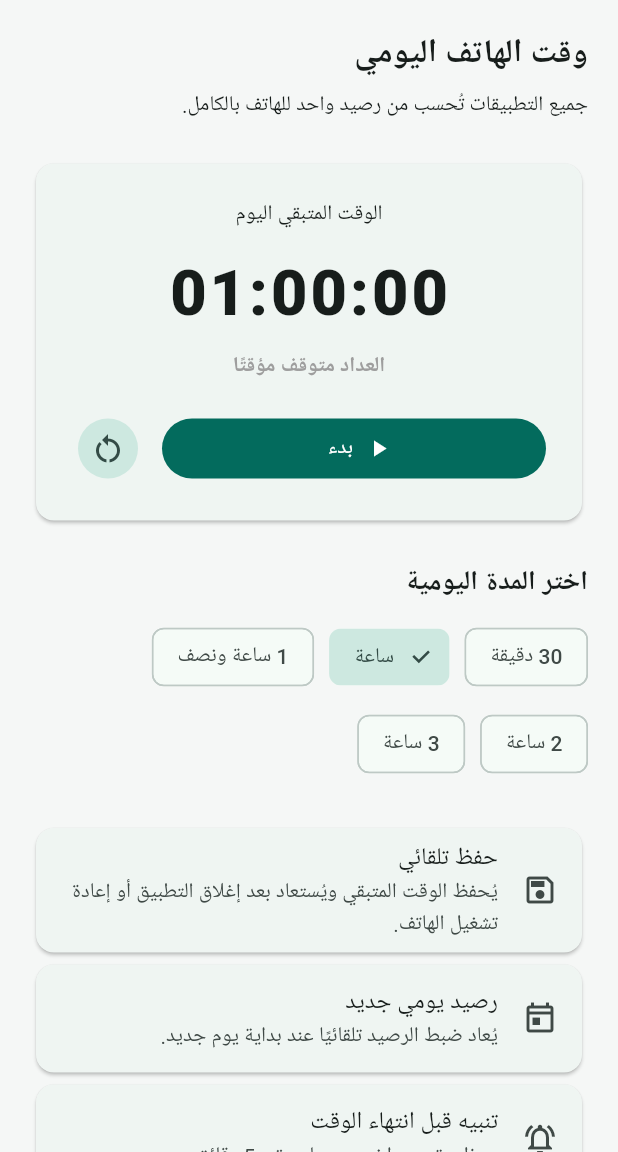
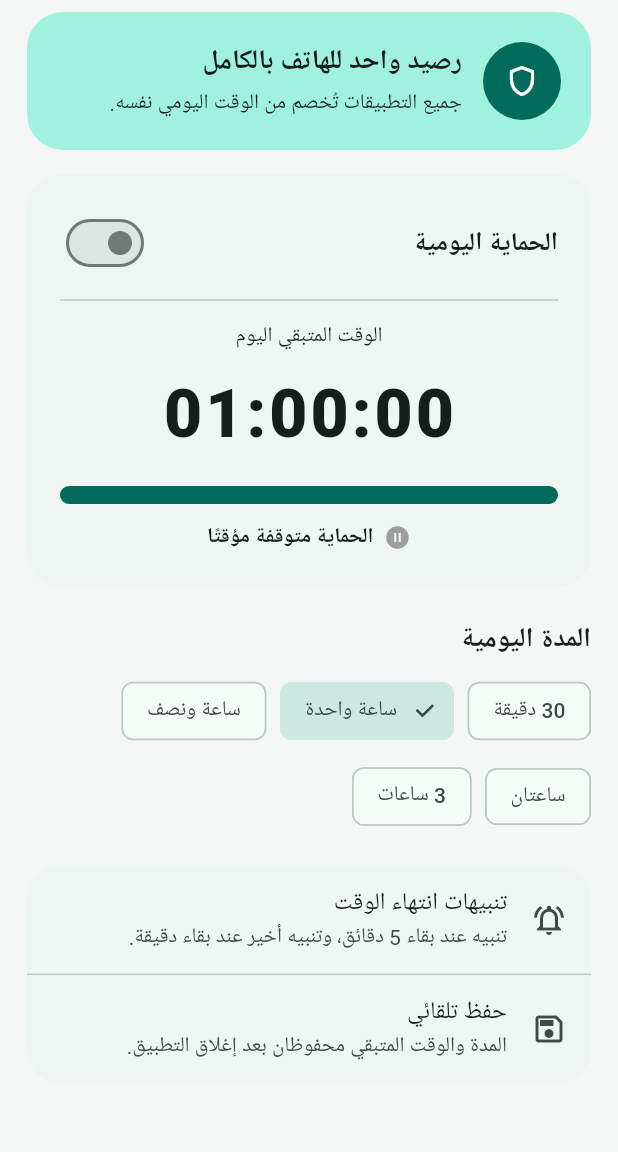
Before and after one commit to aljwaal1/Kidsmonnter, a Flutter app: the screen it shows after launch, on a phone screen of 412 x 824 dp, the part 84-1236 px from its top. Run offline on Flutter 3.47's test engine with Material 3 defaults, Android fonts, the phone set to English and light mode, and no system bars; our stand-ins replace shared_preferences.

Commit message:
Polish automatic daily timer experience

```diff
--- a/lib/main.dart
+++ b/lib/main.dart
@@ -18,8 +18,15 @@ class KidsMonnterApp extends StatelessWidget {
       title: 'حارس وقت الأطفال',
       theme: ThemeData(
         useMaterial3: true,
-        colorSchemeSeed: const Color(0xFF4F7C72),
-        scaffoldBackgroundColor: const Color(0xFFF5F7F6),
+        colorSchemeSeed: const Color(0xFF436B62),
+        scaffoldBackgroundColor: const Color(0xFFF4F7F5),
+        cardTheme: const CardThemeData(
+          elevation: 0,
+          margin: EdgeInsets.zero,
+          shape: RoundedRectangleBorder(
+            borderRadius: BorderRadius.all(Radius.circular(22)),
+          ),
+        ),
       ),
       home: const Directionality(
         textDirection: TextDirection.rtl,
@@ -40,31 +47,34 @@ class _DailyTimeScreenState extends State<DailyTimeScreen>
     with WidgetsBindingObserver {
   static const _selectedMinutesKey = 'selected_minutes';
   static const _remainingSecondsKey = 'remaining_seconds';
-  static const _isRunningKey = 'is_running';
+  static const _protectionEnabledKey = 'protection_enabled';
   static const _savedDateKey = 'saved_date';
   static const _lastUpdateKey = 'last_update';
-  static const _warningShownKey = 'five_minute_warning_shown';
+  static const _fiveMinuteWarningKey = 'five_minute_warning';
+  static const _oneMinuteWarningKey = 'one_minute_warning';
 
   int _selectedMinutes = 60;
   int _remainingSeconds = 3600;
+  bool _protectionEnabled = false;
+  bool _fiveMinuteWarningShown = false;
+  bool _oneMinuteWarningShown = false;
+  bool _loading = true;
+  bool _finishDialogVisible = false;
   Timer? _timer;
-  bool _isRunning = false;
-  bool _fiveMinuteWarningShown = false;
-  bool _isLoading = true;
-  int _secondsSinceLastSave = 0;
+  int _secondsSinceSave = 0;
 
   @override
   void initState() {
     super.initState();
     WidgetsBinding.instance.addObserver(this);
-    _restoreState();
+    _restore();
   }
 
   @override
   void dispose() {
     WidgetsBinding.instance.removeObserver(this);
     _timer?.cancel();
-    _saveState();
+    _save();
     super.dispose();
   }
 
@@ -73,61 +83,58 @@ class _DailyTimeScreenState extends State<DailyTimeScreen>
     if (state == AppLifecycleState.paused ||
         state == AppLifecycleState.inactive ||
         state == AppLifecycleState.detached) {
-      _saveState();
+      _save();
     } else if (state == AppLifecycleState.resumed) {
-      _refreshAfterReturn();
+      _restoreElapsedTime();
     }
   }
 
-  String _dateKey(DateTime value) =>
-      '${value.year.toString().padLeft(4, '0')}-'
-      '${value.month.toString().padLeft(2, '0')}-'
-      '${value.day.toString().padLeft(2, '0')}';
+  String _dateKey(DateTime date) =>
+      '${date.year.toString().padLeft(4, '0')}-'
+      '${date.month.toString().padLeft(2, '0')}-'
+      '${date.day.toString().padLeft(2, '0')}';
 
-  Future<void> _restoreState() async {
+  Future<void> _restore() async {
     final prefs = await SharedPreferences.getInstance();
     final now = DateTime.now();
-    final today = _dateKey(now);
     final selected = prefs.getInt(_selectedMinutesKey) ?? 60;
     var remaining = prefs.getInt(_remainingSecondsKey) ?? selected * 60;
-    var running = prefs.getBool(_isRunningKey) ?? false;
-    var warned = prefs.getBool(_warningShownKey) ?? false;
+    var enabled = prefs.getBool(_protectionEnabledKey) ?? false;
+    var fiveShown = prefs.getBool(_fiveMinuteWarningKey) ?? false;
+    var oneShown = prefs.getBool(_oneMinuteWarningKey) ?? false;
 
-    if (prefs.getString(_savedDateKey) != today) {
+    if (prefs.getString(_savedDateKey) != _dateKey(now)) {
       remaining = selected * 60;
-      running = false;
-      warned = false;
-    } else if (running) {
-      final savedMillis = prefs.getInt(_lastUpdateKey);
-      if (savedMillis != null) {
+      fiveShown = false;
+      oneShown = false;
+    } else if (enabled && remaining > 0) {
+      final lastMillis = prefs.getInt(_lastUpdateKey);
+      if (lastMillis != null) {
         final elapsed = now
-            .difference(DateTime.fromMillisecondsSinceEpoch(savedMillis))
+            .difference(DateTime.fromMillisecondsSinceEpoch(lastMillis))
             .inSeconds;
         remaining = (remaining - elapsed).clamp(0, selected * 60).toInt();
       }
     }
 
+    if (remaining == 0) enabled = true;
     if (!mounted) return;
     setState(() {
       _selectedMinutes = selected;
       _remainingSeconds = remaining;
-      _isRunning = running && remaining > 0;
-      _fiveMinuteWarningShown = warned || remaining <= 300;
-      _isLoading = false;
+      _protectionEnabled = enabled;
+      _fiveMinuteWarningShown = fiveShown || remaining <= 300;
+      _oneMinuteWarningShown = oneShown || remaining <= 60;
+      _loading = false;
     });
 
-    if (_isRunning) _startTicker();
-    await _saveState();
-
-    if (_remainingSeconds == 0) {
-      WidgetsBinding.instance.addPostFrameCallback((_) {
-        _showTimeFinishedDialog();
-      });
-    }
+    if (_protectionEnabled && _remainingSeconds > 0) _startTimer();
+    await _save();
+    if (_remainingSeconds == 0) _showFinishedDialog();
   }
 
-  Future<void> _refreshAfterReturn() async {
-    if (_isLoading) return;
+  Future<void> _restoreElapsedTime() async {
+    if (_loading || !_protectionEnabled || _remainingSeconds == 0) return;
     final prefs = await SharedPreferences.getInstance();
     final now = DateTime.now();
 
@@ -135,79 +142,52 @@ class _DailyTimeScreenState extends State<DailyTimeScreen>
       _timer?.cancel();
       setState(() {
         _remainingSeconds = _selectedMinutes * 60;
-        _isRunning = false;
         _fiveMinuteWarningShown = false;
+        _oneMinuteWarningShown = false;
       });
-      await _saveState();
+      _startTimer();
+      await _save();
       return;
     }
 
-    if (!_isRunning) return;
-    final savedMillis = prefs.getInt(_lastUpdateKey);
-    if (savedMillis == null) return;
-
+    final lastMillis = prefs.getInt(_lastUpdateKey);
+    if (lastMillis == null) return;
     final elapsed = now
-        .difference(DateTime.fromMillisecondsSinceEpoch(savedMillis))
+        .difference(DateTime.fromMillisecondsSinceEpoch(lastMillis))
         .inSeconds;
     if (elapsed <= 0) return;
 
-    final updated = (_remainingSeconds - elapsed)
+    setState(() {
+      _remainingSeconds = (_remainingSeconds - elapsed)
           .clamp(0, _selectedMinutes * 60)
           .toInt();
-    setState(() {
-      _remainingSeconds = updated;
-      if (updated == 0) _isRunning = false;
     });
-
-    if (_remainingSeconds <= 300 && !_fiveMinuteWarningShown) {
-      _showFiveMinuteWarning();
-    }
-
+    _checkWarnings();
     if (_remainingSeconds == 0) {
       _timer?.cancel();
-      await _saveState();
-      await _showTimeFinishedDialog();
+      await _save();
+      _showFinishedDialog();
     } else {
-      _startTicker();
-      await _saveState();
+      _startTimer();
+      await _save();
     }
   }
 
-  Future<void> _saveState() async {
+  Future<void> _save() async {
     final prefs = await SharedPreferences.getInstance();
     final now = DateTime.now();
     await prefs.setInt(_selectedMinutesKey, _selectedMinutes);
     await prefs.setInt(_remainingSecondsKey, _remainingSeconds);
-    await prefs.setBool(_isRunningKey, _isRunning);
+    await prefs.setBool(_protectionEnabledKey, _protectionEnabled);
     await prefs.setString(_savedDateKey, _dateKey(now));
     await prefs.setInt(_lastUpdateKey, now.millisecondsSinceEpoch);
-    await prefs.setBool(_warningShownKey, _fiveMinuteWarningShown);
+    await prefs.setBool(_fiveMinuteWarningKey, _fiveMinuteWarningShown);
+    await prefs.setBool(_oneMinuteWarningKey, _oneMinuteWarningShown);
   }
 
-  Future<void> _setDailyMinutes(int minutes) async {
+  void _startTimer() {
     _timer?.cancel();
-    setState(() {
-      _selectedMinutes = minutes;
-      _remainingSeconds = minutes * 60;
-      _isRunning = false;
-      _fiveMinuteWarningShown = false;
-    });
-    await _saveState();
-  }
-
-  Future<void> _toggleTimer() async {
-    if (_isRunning) {
-      _timer?.cancel();
-      setState(() => _isRunning = false);
-    } else if (_remainingSeconds > 0) {
-      setState(() => _isRunning = true);
-      _startTicker();
-    }
-    await _saveState();
-  }
-
-  void _startTicker() {
-    _timer?.cancel();
+    if (!_protectionEnabled || _remainingSeconds <= 0) return;
     _timer = Timer.periodic(const Duration(seconds: 1), (timer) async {
       if (!mounted) {
         timer.cancel();
@@ -215,70 +195,132 @@ class _DailyTimeScreenState extends State<DailyTimeScreen>
       }
       if (_remainingSeconds <= 1) {
         timer.cancel();
-        setState(() {
-          _remainingSeconds = 0;
-          _isRunning = false;
-        });
-        await _saveState();
-        await _showTimeFinishedDialog();
+        setState(() => _remainingSeconds = 0);
+        await _save();
+        _showFinishedDialog();
         return;
       }
-
       setState(() => _remainingSeconds--);
-      _secondsSinceLastSave++;
-      if (_remainingSeconds <= 300 && !_fiveMinuteWarningShown) {
-        _showFiveMinuteWarning();
-      }
-      if (_secondsSinceLastSave >= 10) {
-        _secondsSinceLastSave = 0;
-        await _saveState();
+      _checkWarnings();
+      _secondsSinceSave++;
+      if (_secondsSinceSave >= 10) {
+        _secondsSinceSave = 0;
+        await _save();
       }
     });
   }
 
-  void _showFiveMinuteWarning() {
+  void _checkWarnings() {
+    if (_remainingSeconds <= 300 && !_fiveMinuteWarningShown) {
+      _fiveMinuteWarningShown = true;
+      _showWarning('تبقّى 5 دقائق', 'احفظ ما تعمل عليه قبل انتهاء الوقت.');
+      _save();
+    }
+    if (_remainingSeconds <= 60 && !_oneMinuteWarningShown) {
+      _oneMinuteWarningShown = true;
+      _showWarning('تبقّت دقيقة واحدة', 'سينتهي وقت الهاتف بعد دقيقة.');
+      _save();
+    }
+  }
+
+  void _showWarning(String title, String message) {
     if (!mounted) return;
-    setState(() => _fiveMinuteWarningShown = true);
-    ScaffoldMessenger.of(context).showSnackBar(
-      const SnackBar(
-        duration: Duration(seconds: 8),
-        content: Text(
-          'تبقّى 5 دقائق فقط من وقت استخدام الهاتف اليوم. احفظ ما تعمل عليه.',
-          textAlign: TextAlign.center,
+    ScaffoldMessenger.of(context)
+      ..hideCurrentSnackBar()
+      ..showSnackBar(
+        SnackBar(
+          duration: const Duration(seconds: 8),
+          behavior: SnackBarBehavior.floating,
+          content: Row(
+            children: [
+              const Icon(Icons.timer_outlined, color: Colors.white),
+              const SizedBox(width: 12),
+              Expanded(
+                child: Column(
+                  mainAxisSize: MainAxisSize.min,
+                  crossAxisAlignment: CrossAxisAlignment.start,
+                  children: [
+                    Text(title, style: const TextStyle(fontWeight: FontWeight.bold)),
+                    Text(message),
+                  ],
+                ),
+              ),
+            ],
           ),
         ),
       );
-    _saveState();
   }
 
-  Future<void> _resetTimer() async {
+  Future<void> _toggleProtection(bool enabled) async {
+    setState(() => _protectionEnabled = enabled);
+    if (enabled) {
+      _startTimer();
+    } else {
       _timer?.cancel();
-    setState(() {
-      _remainingSeconds = _selectedMinutes * 60;
-      _isRunning = false;
-      _fiveMinuteWarningShown = false;
-    });
-    await _saveState();
+    }
+    await _save();
   }
 
-  Future<void> _showTimeFinishedDialog() async {
-    if (!mounted) return;
-    await showDialog<void>(
+  Future<void> _requestDurationChange(int minutes) async {
+    if (minutes == _selectedMinutes) return;
+    final approved = await showDialog<bool>(
       context: context,
-      barrierDismissible: false,
       builder: (context) => AlertDialog(
-        title: const Text('انتهى وقت الهاتف'),
-        content: const Text(
-          'انتهى وقت استخدام الهاتف لهذا اليوم. يحتاج فتحه إلى موافقة ولي الأمر.',
+        title: const Text('تغيير المدة اليومية'),
+        content: Text(
+          'سيتم اعتماد ${_durationLabel(minutes)} وإعادة رصيد اليوم من البداية.',
         ),
         actions: [
+          TextButton(
+            onPressed: () => Navigator.pop(context, false),
+            child: const Text('إلغاء'),
+          ),
           FilledButton(
-            onPressed: () => Navigator.of(context).pop(),
-            child: const Text('حسنًا'),
+            onPressed: () => Navigator.pop(context, true),
+            child: const Text('اعتماد'),
           ),
         ],
       ),
     );
+    if (approved != true || !mounted) return;
+
+    _timer?.cancel();
+    setState(() {
+      _selectedMinutes = minutes;
+      _remainingSeconds = minutes * 60;
+      _fiveMinuteWarningShown = false;
+      _oneMinuteWarningShown = false;
+    });
+    if (_protectionEnabled) _startTimer();
+    await _save();
+  }
+
+  Future<void> _showFinishedDialog() async {
+    if (!mounted || _finishDialogVisible) return;
+    _finishDialogVisible = true;
+    await showDialog<void>(
+      context: context,
+      barrierDismissible: false,
+      builder: (context) => PopScope(
+        canPop: false,
+        child: AlertDialog(
+          icon: const Icon(Icons.lock_clock_outlined, size: 48),
+          title: const Text('انتهى وقت الهاتف'),
+          content: const Text(
+            'تم استهلاك الوقت المتاح لهذا اليوم. فتح الهاتف يحتاج إلى موافقة ولي الأمر.',
+            textAlign: TextAlign.center,
+          ),
+          actionsAlignment: MainAxisAlignment.center,
+          actions: [
+            FilledButton(
+              onPressed: () => Navigator.pop(context),
+              child: const Text('طلب موافقة ولي الأمر'),
+            ),
+          ],
+        ),
+      ),
+    );
+    _finishDialogVisible = false;
   }
 
   String get _formattedRemaining {
@@ -292,16 +334,25 @@ class _DailyTimeScreenState extends State<DailyTimeScreen>
 
   String _durationLabel(int minutes) {
     if (minutes < 60) return '$minutes دقيقة';
-    if (minutes == 60) return 'ساعة';
-    return '${minutes ~/ 60} ساعة${minutes % 60 == 30 ? ' ونصف' : ''}';
+    if (minutes == 60) return 'ساعة واحدة';
+    if (minutes == 90) return 'ساعة ونصف';
+    if (minutes == 120) return 'ساعتان';
+    return '${minutes ~/ 60} ساعات';
+  }
+
+  double get _progress {
+    final total = _selectedMinutes * 60;
+    if (total == 0) return 0;
+    return (_remainingSeconds / total).clamp(0, 1).toDouble();
   }
 
   @override
   Widget build(BuildContext context) {
-    if (_isLoading) {
+    if (_loading) {
       return const Scaffold(body: Center(child: CircularProgressIndicator()));
     }
 
+    final scheme = Theme.of(context).colorScheme;
     return Scaffold(
       appBar: AppBar(
         title: const Text('حارس وقت الأطفال'),
@@ -309,56 +360,94 @@ class _DailyTimeScreenState extends State<DailyTimeScreen>
       ),
       body: SafeArea(
         child: ListView(
+          padding: const EdgeInsets.fromLTRB(18, 8, 18, 28),
+          children: [
+            Container(
               padding: const EdgeInsets.all(20),
+              decoration: BoxDecoration(
+                color: scheme.primaryContainer,
+                borderRadius: BorderRadius.circular(24),
+              ),
+              child: Row(
+                children: [
+                  CircleAvatar(
+                    radius: 26,
+                    backgroundColor: scheme.primary,
+                    child: Icon(Icons.shield_outlined, color: scheme.onPrimary),
+                  ),
+                  const SizedBox(width: 14),
+                  const Expanded(
+                    child: Column(
+                      crossAxisAlignment: CrossAxisAlignment.start,
+                      children: [
+                        Text(
+                          'رصيد واحد للهاتف بالكامل',
+                          style: TextStyle(fontSize: 18, fontWeight: FontWeight.bold),
+                        ),
+                        SizedBox(height: 4),
+                        Text('جميع التطبيقات تُخصم من الوقت اليومي نفسه.'),
+                      ],
+                    ),
+                  ),
+                ],
+              ),
+            ),
+            const SizedBox(height: 16),
+            Card(
+              child: Padding(
+                padding: const EdgeInsets.all(22),
+                child: Column(
+                  children: [
+                    Row(
+                      mainAxisAlignment: MainAxisAlignment.spaceBetween,
                       children: [
                         const Text(
-              'وقت الهاتف اليومي',
-              style: TextStyle(fontSize: 22, fontWeight: FontWeight.bold),
+                          'الحماية اليومية',
+                          style: TextStyle(fontSize: 17, fontWeight: FontWeight.bold),
                         ),
-            const SizedBox(height: 8),
-            const Text('جميع التطبيقات تُحسب من رصيد واحد للهاتف بالكامل.'),
-            const SizedBox(height: 24),
-            Card(
-              child: Padding(
-                padding: const EdgeInsets.all(24),
-                child: Column(
-                  children: [
+                        Switch(
+                          value: _protectionEnabled,
+                          onChanged: _remainingSeconds == 0 ? null : _toggleProtection,
+                        ),
+                      ],
+                    ),
+                    const Divider(height: 28),
                     const Text('الوقت المتبقي اليوم'),
-                    const SizedBox(height: 12),
+                    const SizedBox(height: 10),
                     Text(
                       _formattedRemaining,
                       textDirection: TextDirection.ltr,
                       style: const TextStyle(
-                        fontSize: 42,
+                        fontSize: 44,
                         fontWeight: FontWeight.w800,
                         letterSpacing: 2,
                       ),
                     ),
-                    const SizedBox(height: 8),
-                    Text(
-                      _isRunning ? 'العداد يعمل الآن' : 'العداد متوقف مؤقتًا',
-                      style: TextStyle(
-                        color: _isRunning ? Colors.green.shade700 : Colors.grey,
-                        fontWeight: FontWeight.w600,
+                    const SizedBox(height: 16),
+                    ClipRRect(
+                      borderRadius: BorderRadius.circular(20),
+                      child: LinearProgressIndicator(
+                        value: _progress,
+                        minHeight: 12,
                       ),
                     ),
-                    const SizedBox(height: 20),
+                    const SizedBox(height: 12),
                     Row(
+                      mainAxisAlignment: MainAxisAlignment.center,
                       children: [
-                        Expanded(
-                          child: FilledButton.icon(
-                            onPressed: _toggleTimer,
-                            icon: Icon(
-                              _isRunning ? Icons.pause : Icons.play_arrow,
+                        Icon(
+                          _protectionEnabled ? Icons.check_circle : Icons.pause_circle,
+                          size: 18,
+                          color: _protectionEnabled ? Colors.green.shade700 : Colors.grey,
                         ),
-                            label: Text(_isRunning ? 'إيقاف مؤقت' : 'بدء'),
-                          ),
-                        ),
-                        const SizedBox(width: 12),
-                        IconButton.filledTonal(
-                          onPressed: _resetTimer,
-                          tooltip: 'إعادة ضبط',
-                          icon: const Icon(Icons.restart_alt),
+                        const SizedBox(width: 7),
+                        Text(
+                          _remainingSeconds == 0
+                              ? 'انتهى وقت اليوم'
+                              : _protectionEnabled
+                                  ? 'الحماية مفعّلة والعداد يعمل تلقائيًا'
+                                  : 'الحماية متوقفة مؤقتًا',
+                          style: const TextStyle(fontWeight: FontWeight.w600),
                         ),
                       ],
                     ),
@@ -366,54 +455,39 @@ class _DailyTimeScreenState extends State<DailyTimeScreen>
                 ),
               ),
             ),
-            const SizedBox(height: 24),
+            const SizedBox(height: 22),
             const Text(
-              'اختر المدة اليومية',
+              'المدة اليومية',
               style: TextStyle(fontSize: 18, fontWeight: FontWeight.bold),
             ),
-            const SizedBox(height: 12),
+            const SizedBox(height: 10),
             Wrap(
-              spacing: 10,
-              runSpacing: 10,
+              spacing: 9,
+              runSpacing: 9,
               children: [30, 60, 90, 120, 180].map((minutes) {
                 return ChoiceChip(
                   label: Text(_durationLabel(minutes)),
                   selected: _selectedMinutes == minutes,
-                  onSelected: (_) => _setDailyMinutes(minutes),
+                  onSelected: (_) => _requestDurationChange(minutes),
                 );
               }).toList(),
             ),
-            const SizedBox(height: 28),
+            const SizedBox(height: 22),
             const Card(
-              child: ListTile(
+              child: Column(
+                children: [
+                  ListTile(
+                    leading: Icon(Icons.notifications_active_outlined),
+                    title: Text('تنبيهات انتهاء الوقت'),
+                    subtitle: Text('تنبيه عند بقاء 5 دقائق، وتنبيه أخير عند بقاء دقيقة.'),
+                  ),
+                  Divider(height: 1),
+                  ListTile(
                     leading: Icon(Icons.save_outlined),
                     title: Text('حفظ تلقائي'),
-                subtitle: Text(
-                  'يُحفظ الوقت المتبقي ويُستعاد بعد إغلاق التطبيق أو إعادة تشغيل الهاتف.',
+                    subtitle: Text('المدة والوقت المتبقي محفوظان بعد إغلاق التطبيق.'),
                   ),
-              ),
-            ),
-            const Card(
-              child: ListTile(
-                leading: Icon(Icons.today_outlined),
-                title: Text('رصيد يومي جديد'),
-                subtitle: Text('يُعاد ضبط الرصيد تلقائيًا عند بداية يوم جديد.'),
-              ),
-            ),
-            const Card(
-              child: ListTile(
-                leading: Icon(Icons.notifications_active_outlined),
-                title: Text('تنبيه قبل انتهاء الوقت'),
-                subtitle: Text('سيظهر تنبيه واضح عندما يتبقى 5 دقائق.'),
-              ),
-            ),
-            const Card(
-              child: ListTile(
-                leading: Icon(Icons.shield_outlined),
-                title: Text('الحماية المتقدمة'),
-                subtitle: Text(
-                  'سيتم ربط القفل وصلاحيات إدارة الجهاز في المرحلة التالية.',
-                ),
+                ],
               ),
             ),
           ],
```
Lines whose indentation alone changed are shown as unchanged.
